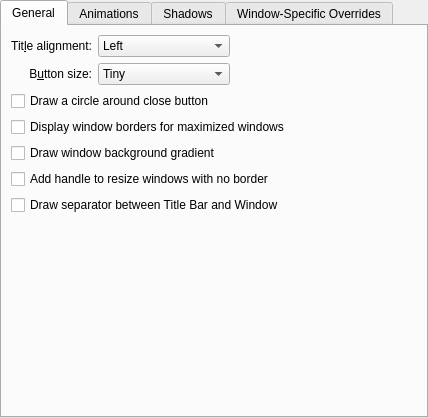
ishovkun/SierraBreeze, file config/ui/breezeconfigurationui.ui: the form before one commit.
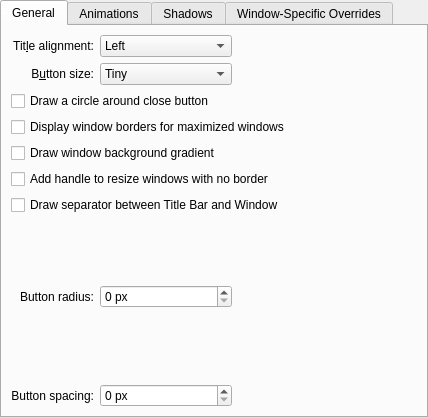
The form after the commit. Custom widgets are drawn as their Qt base class.

What changed in the file:
```diff
--- a/config/ui/breezeconfigurationui.ui
+++ b/config/ui/breezeconfigurationui.ui
@@ -88,6 +88,55 @@
          </item>
         </widget>
        </item>
+       <item row="7" column="0">
+        <widget class="QLabel" name="buttonRadiusLabel">
+         <property name="text">
+          <string>Button radius:</string>
+         </property>
+         <property name="alignment">
+          <set>Qt::AlignRight|Qt::AlignTrailing|Qt::AlignVCenter</set>
+         </property>
+        </widget>
+       </item>
+       <item row="7" column="1">
+        <widget class="QSpinBox" name="buttonRadius">
+         <property name="enabled">
+          <bool>true</bool>
+         </property>
+         <property name="suffix">
+          <string> px</string>
+         </property>
+         <property name="maximum">
+          <number>15</number>
+         </property>
+        </widget>
+         </item>
+       <item row="8" column="0">
+        <widget class="QLabel" name="buttonSpacingLabel">
+         <property name="text">
+          <string>Button spacing:</string>
+         </property>
+				 <property name="alignment">
+          <set>Qt::AlignRight|Qt::AlignTrailing|Qt::AlignVCenter</set>
+         </property> -->
+         <property name="buddy">
+          <cstring>buttonSpacing</cstring>
+         </property>
+        </widget>
+       </item>
+       <item row="8" column="1">
+        <widget class="QSpinBox" name="buttonSpacing">
+         <property name="enabled">
+          <bool>true</bool>
+         </property>
+         <property name="suffix">
+          <string> px</string>
+         </property>
+         <property name="maximum">
+          <number>15</number>
+         </property>
+        </widget>
+         </item>
        <!-- <item row="7" column="0"> -->
        <!--  <widget class="QLabel" name="buttonPixelSizeLabel"> -->
        <!--   <property name="enabled"> -->
```
Left out of the diff: 2 changed lines with no effect on the pictures.
